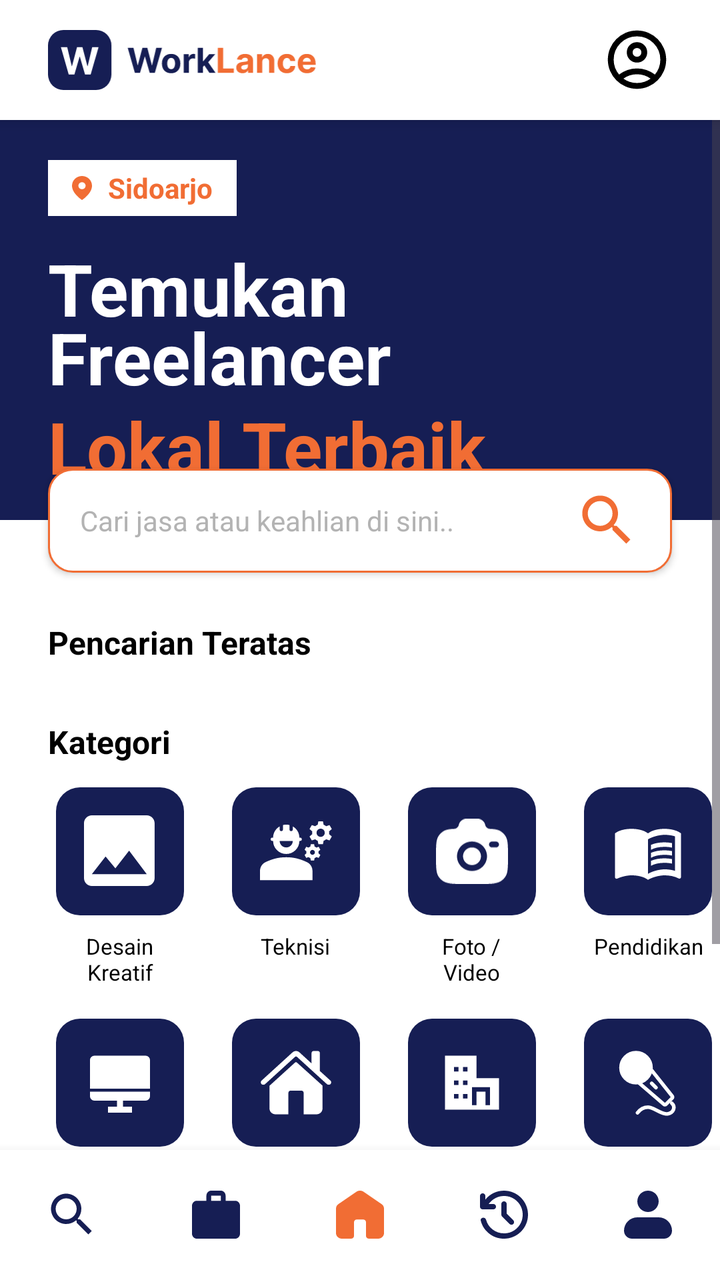
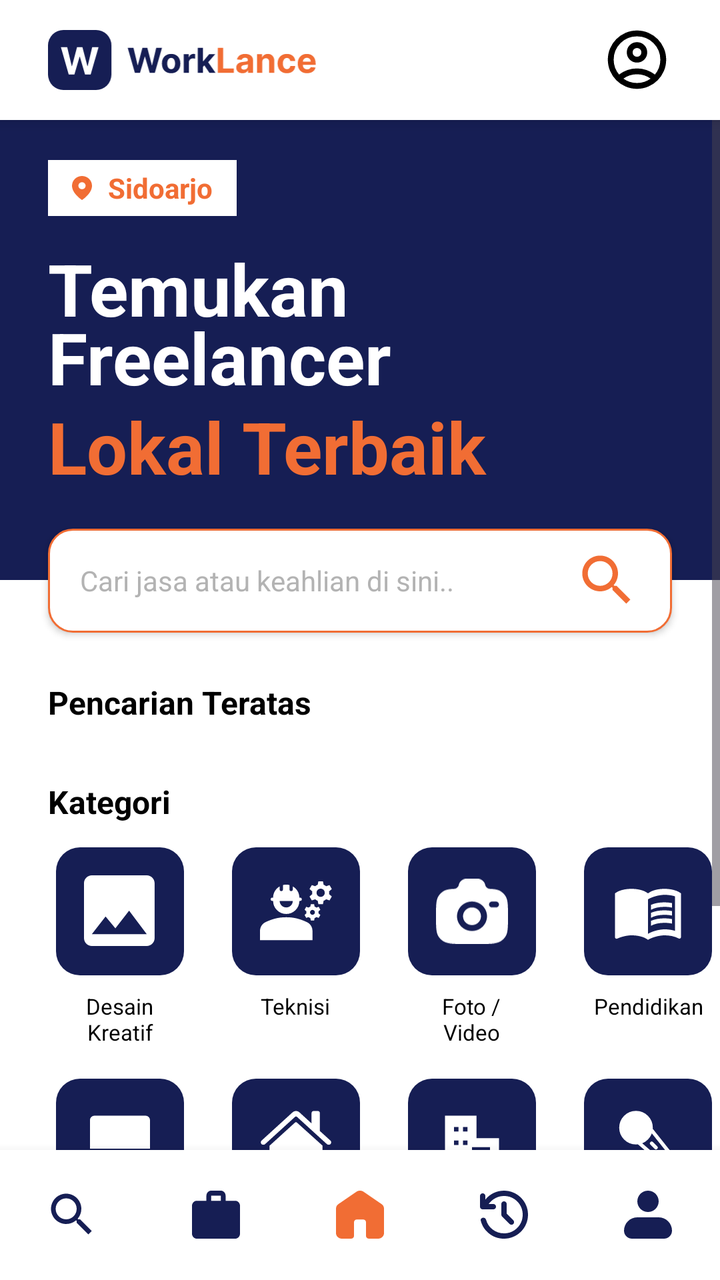

Before-and-after screenshots of an Android layout around one commit, followed by the original layout XML and the change that was made.
<!-- AndroidManifest.xml: application theme Theme.KelolaJasa -->
<!-- res/layout/dashboard.xml -->
<?xml version="1.0" encoding="utf-8"?>
<androidx.constraintlayout.widget.ConstraintLayout
    xmlns:android="http://schemas.android.com/apk/res/android"
    xmlns:app="http://schemas.android.com/apk/res-auto"
    xmlns:tools="http://schemas.android.com/tools"
    android:layout_width="match_parent"
    android:layout_height="match_parent"
    android:background="#FFFFFF">

    <LinearLayout
        android:id="@+id/linearLayout"
        android:layout_width="match_parent"
        android:layout_height="60dp"
        android:background="#FFFFFF"
        android:elevation="4dp"
        android:gravity="center_vertical"
        android:orientation="horizontal"
        android:paddingStart="24dp"
        android:paddingEnd="24dp"
        app:layout_constraintEnd_toEndOf="parent"
        app:layout_constraintStart_toStartOf="parent"
        app:layout_constraintTop_toTopOf="parent">

        <ImageView
            android:id="@+id/imgLogo"
            android:layout_width="0dp"
            android:layout_height="30dp"
            android:layout_weight="1"
            android:adjustViewBounds="true"
            android:scaleType="fitStart"
            android:src="@drawable/ic_logodashboard" />

        <ImageView
            android:id="@+id/imgAvatar"
            android:layout_width="35dp"
            android:layout_height="35dp"
            android:src="@drawable/ic_avatar" />
    </LinearLayout>

    <LinearLayout
        android:id="@+id/linearLayout2"
        android:layout_width="match_parent"
        android:layout_height="65dp"
        android:background="#FFFFFF"
        android:elevation="8dp"
        android:gravity="center_vertical"
        android:orientation="horizontal"
        android:weightSum="5"
        app:layout_constraintBottom_toBottomOf="parent"
        app:layout_constraintEnd_toEndOf="parent"
        app:layout_constraintStart_toStartOf="parent">

        <ImageView
            android:id="@+id/btncari"
            android:layout_width="0dp"
            android:layout_height="28dp"
            android:layout_weight="1"
            android:src="@drawable/icon_search"
            app:tint="#161E54" />

        <ImageView
            android:id="@+id/btnbag"
            android:layout_width="0dp"
            android:layout_height="24dp"
            android:layout_weight="1"
            android:src="@drawable/ic_bag" />

        <ImageView
            android:id="@+id/btnhome"
            android:layout_width="0dp"
            android:layout_height="24dp"
            android:layout_weight="1"
            android:src="@drawable/ic_home"
            app:tint="#F16D34" />

        <ImageView
            android:id="@+id/btnriwayat"
            android:layout_width="0dp"
            android:layout_height="24dp"
            android:layout_weight="1"
            android:src="@drawable/ic_history" />

        <ImageView
            android:id="@+id/btnprofil"
            android:layout_width="0dp"
            android:layout_height="24dp"
            android:layout_weight="1"
            android:src="@drawable/ic_profilbtn" />
    </LinearLayout>

    <ScrollView
        android:id="@+id/scrollContent"
        android:layout_width="match_parent"
        android:layout_height="0dp"
        android:clipToPadding="false"
        android:paddingBottom="20dp"
        app:layout_constraintBottom_toTopOf="@id/linearLayout2"
        app:layout_constraintEnd_toEndOf="parent"
        app:layout_constraintStart_toStartOf="parent"
        app:layout_constraintTop_toBottomOf="@id/linearLayout">

        <LinearLayout
            android:layout_width="match_parent"
            android:layout_height="wrap_content"
            android:orientation="vertical">

            <LinearLayout
                android:layout_width="match_parent"
                android:layout_height="200dp"
                android:background="#161E54"
                android:orientation="vertical"
                android:paddingStart="24dp"
                android:paddingTop="20dp"
                android:paddingEnd="24dp">

                <TextView
                    android:layout_width="wrap_content"
                    android:layout_height="28dp"
                    android:background="#FFFFFF"
                    android:drawableStart="@drawable/ic_location"
                    android:drawablePadding="8dp"
                    android:gravity="center_vertical"
                    android:paddingStart="12dp"
                    android:paddingEnd="12dp"
                    android:text="Sidoarjo"
                    android:textColor="#F16D34"
                    android:textSize="14sp"
                    android:textStyle="bold" />

                <TextView
                    android:layout_width="match_parent"
                    android:layout_height="wrap_content"
                    android:layout_marginTop="12dp"
                    android:lineSpacingExtra="-8dp"
                    android:text="Temukan\nFreelancer"
                    android:textColor="#FFFFFF"
                    android:textSize="36sp"
                    android:textStyle="bold" />

                <TextView
                    android:layout_width="wrap_content"
                    android:layout_height="wrap_content"
                    android:layout_marginTop="-4dp"
                    android:text="Lokal Terbaik"
                    android:textColor="#F16D34"
                    android:textSize="36sp"
                    android:textStyle="bold" />
            </LinearLayout>

            <EditText
                android:id="@+id/editTextText3"
                android:layout_width="match_parent"
                android:layout_height="52dp"
                android:layout_marginHorizontal="24dp"
                android:layout_marginTop="-26dp"
                android:background="@drawable/bg_search"
                android:drawableEnd="@drawable/icon_search"
                android:drawablePadding="8dp"
                android:elevation="2dp"
                android:hint="Cari jasa atau keahlian di sini.."
                android:inputType="text"
                android:paddingStart="16dp"
                android:paddingEnd="16dp"
                android:textColorHint="#B3B3B3"
                android:textSize="14sp" />

            <TextView
                android:layout_width="match_parent"
                android:layout_height="wrap_content"
                android:layout_marginHorizontal="24dp"
                android:layout_marginTop="24dp"
                android:text="Pencarian Teratas"
                android:textColor="#000000"
                android:textSize="16sp"
                android:textStyle="bold" />

            <androidx.recyclerview.widget.RecyclerView
                android:id="@+id/rvLayananDashboard"
                android:layout_width="match_parent"
                android:layout_height="wrap_content"
                android:layout_marginTop="12dp"
                android:paddingStart="24dp"
                android:paddingEnd="24dp"
                android:clipToPadding="false"/>

            
            <TextView
                android:layout_width="match_parent"
                android:layout_height="wrap_content"
                android:layout_marginHorizontal="24dp"
                android:layout_marginTop="16dp"
                android:text="Kategori"
                android:textColor="#000000"
                android:textSize="16sp"
                android:textStyle="bold" />

            <HorizontalScrollView
                android:layout_width="match_parent"
                android:layout_height="wrap_content"
                android:layout_marginTop="12dp"
                android:clipToPadding="false"
                android:paddingHorizontal="24dp"
                android:scrollbars="none">

                <LinearLayout
                    android:layout_width="wrap_content"
                    android:layout_height="wrap_content"
                    android:orientation="vertical">

                    
                    <LinearLayout
                        android:layout_width="wrap_content"
                        android:layout_height="wrap_content"
                        android:layout_marginBottom="16dp"
                        android:orientation="horizontal">

                        
                        <LinearLayout
                            android:id="@+id/kategoriDesain"
                            android:layout_width="72dp"
                            android:layout_height="wrap_content"
                            android:layout_marginEnd="16dp"
                            android:gravity="center"
                            android:orientation="vertical">
                            <FrameLayout
                                android:layout_width="64dp"
                                android:layout_height="64dp"
                                android:background="@drawable/bg_cardkategori">
                                <ImageView
                                    android:layout_width="36dp"
                                    android:layout_height="36dp"
                                    android:layout_gravity="center"
                                    android:src="@drawable/ic_desainkreatif" />
                            </FrameLayout>
                            <TextView
                                android:layout_width="wrap_content"
                                android:layout_height="wrap_content"
                                android:layout_marginTop="8dp"
                                android:gravity="center"
                                android:text="Desain\nKreatif"
                                android:textColor="#000000"
                                android:textSize="11sp" />
                        </LinearLayout>

                        
                        <LinearLayout
                            android:id="@+id/kategoriTeknisi"
                            android:layout_width="72dp"
                            android:layout_height="wrap_content"
                            android:layout_marginEnd="16dp"
                            android:gravity="center"
                            android:orientation="vertical">
                            <FrameLayout
                                android:layout_width="64dp"
                                android:layout_height="64dp"
                                android:background="@drawable/bg_cardkategori">
                                <ImageView
                                    android:layout_width="36dp"
                                    android:layout_height="36dp"
                                    android:layout_gravity="center"
                                    android:src="@drawable/ic_teknisi" />
                            </FrameLayout>
                            <TextView
                                android:layout_width="wrap_content"
                                android:layout_height="wrap_content"
                                android:layout_marginTop="8dp"
                                android:gravity="center"
                                android:text="Teknisi"
                                android:textColor="#000000"
                                android:textSize="11sp" />
                        </LinearLayout>

                        
                        <LinearLayout
                            android:id="@+id/kategoriFoto"
                            android:layout_width="72dp"
                            android:layout_height="wrap_content"
                            android:layout_marginEnd="16dp"
                            android:gravity="center"
                            android:orientation="vertical">
                            <FrameLayout
                                android:layout_width="64dp"
                                android:layout_height="64dp"
                                android:background="@drawable/bg_cardkategori">
                                <ImageView
                                    android:layout_width="36dp"
                                    android:layout_height="36dp"
                                    android:layout_gravity="center"
                                    android:src="@drawable/ic_fotografis" />
                            </FrameLayout>
                            <TextView
                                android:layout_width="wrap_content"
                                android:layout_height="wrap_content"
                                android:layout_marginTop="8dp"
                                android:gravity="center"
                                android:text="Foto /\nVideo"
                                android:textColor="#000000"
                                android:textSize="11sp" />
                        </LinearLayout>

                        
                        <LinearLayout
                            android:id="@+id/kategoriPendidikan"
                            android:layout_width="72dp"
                            android:layout_height="wrap_content"
                            android:layout_marginEnd="16dp"
                            android:gravity="center"
                            android:orientation="vertical">
                            <FrameLayout
                                android:layout_width="64dp"
                                android:layout_height="64dp"
                                android:background="@drawable/bg_cardkategori">
                                <ImageView
                                    android:layout_width="36dp"
                                    android:layout_height="36dp"
                                    android:layout_gravity="center"
                                    android:src="@drawable/ic_pendidikan" />
                            </FrameLayout>
                            <TextView
                                android:layout_width="wrap_content"
                                android:layout_height="wrap_content"
                                android:layout_marginTop="8dp"
                                android:gravity="center"
                                android:text="Pendidikan"
                                android:textColor="#000000"
                                android:textSize="11sp" />
                        </LinearLayout>
                    </LinearLayout>

                    
                    <LinearLayout
                        android:layout_width="wrap_content"
                        android:layout_height="wrap_content"
                        android:orientation="horizontal">

                        
                        <LinearLayout
                            android:id="@+id/kategoriIT"
                            android:layout_width="72dp"
                            android:layout_height="wrap_content"
                            android:layout_marginEnd="16dp"
                            android:gravity="center"
                            android:orientation="vertical">
                            <FrameLayout
                                android:layout_width="64dp"
                                android:layout_height="64dp"
                                android:background="@drawable/bg_cardkategori">
                                <ImageView
                                    android:layout_width="36dp"
                                    android:layout_height="36dp"
                                    android:layout_gravity="center"
                                    android:src="@drawable/ic_itdigital" />
                            </FrameLayout>
                            <TextView
                                android:layout_width="wrap_content"
                                android:layout_height="wrap_content"
                                android:layout_marginTop="8dp"
                                android:gravity="center"
                                android:text="IT Digital"
                                android:textColor="#000000"
                                android:textSize="11sp" />
                        </LinearLayout>

                        
                        <LinearLayout
                            android:id="@+id/kategoriRumah"
                            android:layout_width="72dp"
                            android:layout_height="wrap_content"
                            android:layout_marginEnd="16dp"
                            android:gravity="center"
                            android:orientation="vertical">
                            <FrameLayout
                                android:layout_width="64dp"
                                android:layout_height="64dp"
                                android:background="@drawable/bg_cardkategori">
                                <ImageView
                                    android:layout_width="36dp"
                                    android:layout_height="36dp"
                                    android:layout_gravity="center"
                                    android:src="@drawable/ic_rumahtangga" />
                            </FrameLayout>
                            <TextView
                                android:layout_width="wrap_content"
                                android:layout_height="wrap_content"
                                android:layout_marginTop="8dp"
                                android:gravity="center"
                                android:text="Rumah\nTangga"
                                android:textColor="#000000"
                                android:textSize="11sp" />
                        </LinearLayout>

                        
                        <LinearLayout
                            android:id="@+id/kategoriKonstruksi"
                            android:layout_width="72dp"
                            android:layout_height="wrap_content"
                            android:layout_marginEnd="16dp"
                            android:gravity="center"
                            android:orientation="vertical">
                            <FrameLayout
                                android:layout_width="64dp"
                                android:layout_height="64dp"
                                android:background="@drawable/bg_cardkategori">
                                <ImageView
                                    android:layout_width="36dp"
                                    android:layout_height="36dp"
                                    android:layout_gravity="center"
                                    android:src="@drawable/ic_konstruksi" />
                            </FrameLayout>
                            <TextView
                                android:layout_width="wrap_content"
                                android:layout_height="wrap_content"
                                android:layout_marginTop="8dp"
                                android:gravity="center"
                                android:text="Konstruksi"
                                android:textColor="#000000"
                                android:textSize="11sp" />
                        </LinearLayout>

                        
                        <LinearLayout
                            android:id="@+id/kategoriEvent"
                            android:layout_width="72dp"
                            android:layout_height="wrap_content"
                            android:gravity="center"
                            android:orientation="vertical">
                            <FrameLayout
                                android:layout_width="64dp"
                                android:layout_height="64dp"
                                android:background="@drawable/bg_cardkategori">
                                <ImageView
                                    android:layout_width="36dp"
                                    android:layout_height="36dp"
                                    android:layout_gravity="center"
                                    android:src="@drawable/ic_event" />
                            </FrameLayout>
                            <TextView
                                android:layout_width="wrap_content"
                                android:layout_height="wrap_content"
                                android:layout_marginTop="8dp"
                                android:gravity="center"
                                android:text="Event"
                                android:textColor="#000000"
                                android:textSize="11sp" />
                        </LinearLayout>
                    </LinearLayout>
                </LinearLayout>
            </HorizontalScrollView>

            <TextView
                android:layout_width="match_parent"
                android:layout_height="wrap_content"
                android:layout_marginHorizontal="24dp"
                android:layout_marginTop="24dp"
                android:text="Freelancer Unggulan"
                android:textColor="#000000"
                android:textSize="16sp"
                android:textStyle="bold" />

            <androidx.recyclerview.widget.RecyclerView
                android:id="@+id/rvFreelancerUnggulan"
                android:layout_width="match_parent"
                android:layout_height="wrap_content"
                android:layout_marginTop="12dp"
                android:clipToPadding="false"
                android:paddingHorizontal="24dp"
                android:paddingBottom="12dp"
                android:orientation="horizontal"
                app:layoutManager="androidx.recyclerview.widget.LinearLayoutManager" />

        </LinearLayout>
    </ScrollView>
</androidx.constraintlayout.widget.ConstraintLayout>
<!-- resources referenced by this layout -->
<resources>
  <!-- drawable bg_cardkategori (drawable) -->
  <shape xmlns:android="http://schemas.android.com/apk/res/android">
      <solid android:color="#161E54"/>
      <corners android:radius="12dp"/>
  </shape>
  <!-- drawable bg_search (drawable) -->
  <shape xmlns:android="http://schemas.android.com/apk/res/android">
      <solid android:color="#FFFFFF"/>
      <stroke android:width="1dp" android:color="#F16D34"/>
      <corners android:radius="12dp"/>
  </shape>
  <!-- drawable ic_bag (drawable) -->
  <vector xmlns:android="http://schemas.android.com/apk/res/android" android:autoMirrored="true" android:height="20dp" android:viewportHeight="20" android:viewportWidth="20" android:width="20dp">
        
      <path android:fillColor="#161E54" android:pathData="M2,20C1.45,20 0.979,19.794 0.588,19.382C0.197,18.97 0.001,18.474 0,17.895V6.316C0,5.737 0.196,5.241 0.588,4.829C0.98,4.418 1.451,4.211 2,4.211H6V2.105C6,1.526 6.196,1.031 6.588,0.619C6.98,0.207 7.451,0.001 8,0H12C12.55,0 13.021,0.206 13.413,0.619C13.805,1.032 14.001,1.527 14,2.105V4.211H18C18.55,4.211 19.021,4.417 19.413,4.829C19.805,5.242 20.001,5.738 20,6.316V17.895C20,18.474 19.804,18.969 19.413,19.382C19.022,19.795 18.551,20.001 18,20H2ZM8,4.211H12V2.105H8V4.211Z"/>
      
  </vector>
  <!-- drawable ic_desainkreatif (drawable) -->
  <vector xmlns:android="http://schemas.android.com/apk/res/android" android:autoMirrored="true" android:height="38dp" android:viewportHeight="39" android:viewportWidth="39" android:width="38dp">
        
      <path android:fillColor="#ffffff" android:pathData="M38.25,34V4.25C38.25,1.913 36.338,0 34,0H4.25C1.913,0 0,1.913 0,4.25V34C0,36.338 1.913,38.25 4.25,38.25H34C36.338,38.25 38.25,36.338 38.25,34ZM11.688,22.313L17,28.709L24.438,19.125L34,31.875H4.25L11.688,22.313Z"/>
      
  </vector>
  <!-- drawable ic_itdigital (drawable) -->
  <vector xmlns:android="http://schemas.android.com/apk/res/android" android:autoMirrored="true" android:height="40dp" android:viewportHeight="46" android:viewportWidth="46" android:width="40dp">
        
      <path android:fillColor="#ffffff" android:pathData="M42.167,8.625C42.167,7.034 40.882,5.75 39.292,5.75H6.708C5.117,5.75 3.833,7.034 3.833,8.625V26.833H42.167V8.625ZM6.708,34.5H21.083V38.333H15.333V42.167H30.667V38.333H24.917V34.5H39.292C40.882,34.5 42.167,33.216 42.167,31.625V28.75H3.833V31.625C3.833,33.216 5.117,34.5 6.708,34.5Z"/>
      
  </vector>
  <!-- drawable ic_konstruksi (drawable) -->
  <vector xmlns:android="http://schemas.android.com/apk/res/android" android:autoMirrored="true" android:height="46dp" android:viewportHeight="46" android:viewportWidth="46" android:width="46dp">
        
      <path android:fillColor="#ffffff" android:fillType="evenOdd" android:pathData="M5.75,5.75H25.875V20.125H40.25V40.25H5.75V5.75ZM14.375,15.813H11.5V12.938H14.375V15.813ZM20.125,15.813H17.25V12.938H20.125V15.813ZM11.5,24.438H14.375V21.563H11.5V24.438ZM20.125,24.438H17.25V21.563H20.125V24.438ZM11.5,33.063H14.375V30.188H11.5V33.063ZM20.125,33.063H17.25V30.188H20.125V33.063ZM23,25.875V37.375H25.875V28.75H31.625V37.375H34.5V25.875H23Z"/>
      
  </vector>
  <!-- drawable icon_search (drawable) -->
  <vector xmlns:android="http://schemas.android.com/apk/res/android" android:height="33dp" android:tint="#F16D34" android:viewportHeight="24" android:viewportWidth="24" android:width="33dp">
        
      <path android:fillColor="@android:color/white" android:pathData="M15.5,14h-0.79l-0.28,-0.27C15.41,12.59 16,11.11 16,9.5 16,5.91 13.09,3 9.5,3S3,5.91 3,9.5 5.91,16 9.5,16c1.61,0 3.09,-0.59 4.23,-1.57l0.27,0.28v0.79l5,4.99L20.49,19l-4.99,-5zM9.5,14C7.01,14 5,11.99 5,9.5S7.01,5 9.5,5 14,7.01 14,9.5 11.99,14 9.5,14z"/>
      
  </vector>
  <style name="Theme.KelolaJasa" parent="Base.Theme.KelolaJasa" />
  <style name="Base.Theme.KelolaJasa" parent="Theme.Material3.DayNight.NoActionBar">
          
          
      </style>
  <!-- unchanged entries left out for length: 11 -->
</resources>

<!-- the commit's change to res/layout/dashboard.xml (unified diff, before → after) -->
@@ -5,37 +5,36 @@
     xmlns:tools="http://schemas.android.com/tools"
     android:layout_width="match_parent"
     android:layout_height="match_parent"
-    android:background="#FFFFFF">
-
-    <LinearLayout
-        android:id="@+id/linearLayout"
-        android:layout_width="match_parent"
-        android:layout_height="60dp"
-        android:background="#FFFFFF"
-        android:elevation="4dp"
-        android:gravity="center_vertical"
-        android:orientation="horizontal"
-        android:paddingStart="24dp"
-        android:paddingEnd="24dp"
-        app:layout_constraintEnd_toEndOf="parent"
-        app:layout_constraintStart_toStartOf="parent"
-        app:layout_constraintTop_toTopOf="parent">
-
-        <ImageView
-            android:id="@+id/imgLogo"
-            android:layout_width="0dp"
-            android:layout_height="30dp"
-            android:layout_weight="1"
-            android:adjustViewBounds="true"
-            android:scaleType="fitStart"
-            android:src="@drawable/ic_logodashboard" />
-
-        <ImageView
-            android:id="@+id/imgAvatar"
-            android:layout_width="35dp"
-            android:layout_height="35dp"
-            android:src="@drawable/ic_avatar" />
-    </LinearLayout>
+    android:background="#FFFFFF"
+    android:fitsSystemWindows="true"> <LinearLayout
+    android:id="@+id/linearLayout"
+    android:layout_width="match_parent"
+    android:layout_height="60dp"
+    android:background="#FFFFFF"
+    android:elevation="4dp"
+    android:gravity="center_vertical"
+    android:orientation="horizontal"
+    android:paddingStart="24dp"
+    android:paddingEnd="24dp"
+    app:layout_constraintEnd_toEndOf="parent"
+    app:layout_constraintStart_toStartOf="parent"
+    app:layout_constraintTop_toTopOf="parent">
+
+    <ImageView
+        android:id="@+id/imgLogo"
+        android:layout_width="0dp"
+        android:layout_height="30dp"
+        android:layout_weight="1"
+        android:adjustViewBounds="true"
+        android:scaleType="fitStart"
+        android:src="@drawable/ic_logodashboard" />
+
+    <ImageView
+        android:id="@+id/imgAvatar"
+        android:layout_width="35dp"
+        android:layout_height="35dp"
+        android:src="@drawable/ic_avatar" />
+</LinearLayout>
 
     <LinearLayout
         android:id="@+id/linearLayout2"
@@ -106,7 +105,7 @@
 
             <LinearLayout
                 android:layout_width="match_parent"
-                android:layout_height="200dp"
+                android:layout_height="230dp"
                 android:background="#161E54"
                 android:orientation="vertical"
                 android:paddingStart="24dp"
@@ -183,7 +182,6 @@
                 android:paddingEnd="24dp"
                 android:clipToPadding="false"/>
 
-            
             <TextView
                 android:layout_width="match_parent"
                 android:layout_height="wrap_content"
@@ -207,14 +205,12 @@
                     android:layout_height="wrap_content"
                     android:orientation="vertical">
 
-                    
                     <LinearLayout
                         android:layout_width="wrap_content"
                         android:layout_height="wrap_content"
                         android:layout_marginBottom="16dp"
                         android:orientation="horizontal">
 
-                        
                         <LinearLayout
                             android:id="@+id/kategoriDesain"
                             android:layout_width="72dp"
@@ -242,7 +238,6 @@
                                 android:textSize="11sp" />
                         </LinearLayout>
 
-                        
                         <LinearLayout
                             android:id="@+id/kategoriTeknisi"
                             android:layout_width="72dp"
@@ -270,7 +265,6 @@
                                 android:textSize="11sp" />
                         </LinearLayout>
 
-                        
                         <LinearLayout
                             android:id="@+id/kategoriFoto"
                             android:layout_width="72dp"
@@ -298,7 +292,6 @@
                                 android:textSize="11sp" />
                         </LinearLayout>
 
-                        
                         <LinearLayout
                             android:id="@+id/kategoriPendidikan"
                             android:layout_width="72dp"
@@ -327,13 +320,11 @@
                         </LinearLayout>
                     </LinearLayout>
 
-                    
                     <LinearLayout
                         android:layout_width="wrap_content"
                         android:layout_height="wrap_content"
                         android:orientation="horizontal">
 
-                        
                         <LinearLayout
                             android:id="@+id/kategoriIT"
                             android:layout_width="72dp"
@@ -361,7 +352,6 @@
                                 android:textSize="11sp" />
                         </LinearLayout>
 
-                        
                         <LinearLayout
                             android:id="@+id/kategoriRumah"
                             android:layout_width="72dp"
@@ -389,7 +379,6 @@
                                 android:textSize="11sp" />
                         </LinearLayout>
 
-                        
                         <LinearLayout
                             android:id="@+id/kategoriKonstruksi"
                             android:layout_width="72dp"
@@ -417,7 +406,6 @@
                                 android:textSize="11sp" />
                         </LinearLayout>
 
-                        
                         <LinearLayout
                             android:id="@+id/kategoriEvent"
                             android:layout_width="72dp"
